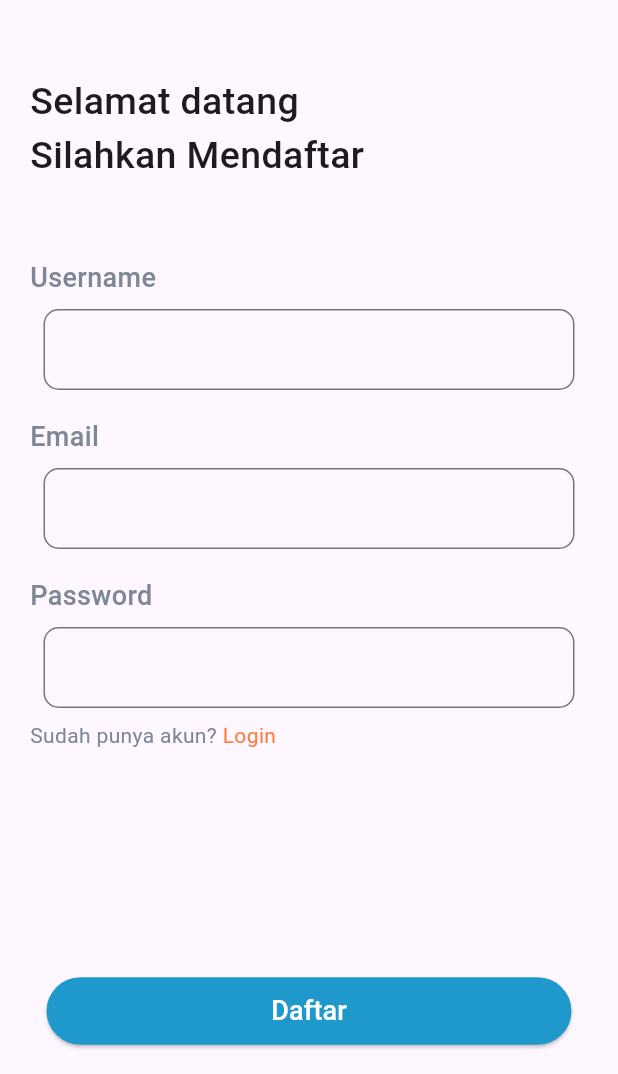
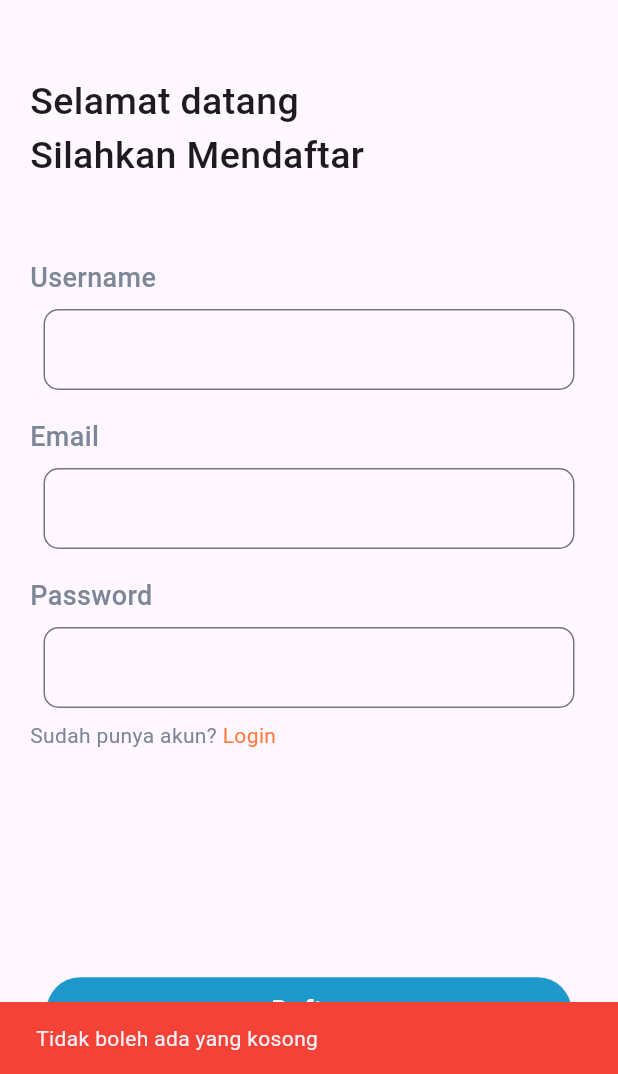
Before and after one commit to danujaya1/Final-Project, a Flutter app: the RegisterScreen screen opened by its route, after a tap on "Daftar", on a phone screen of 412 x 824 dp, the part 162-1236 px from its top. Run offline on Flutter 3.47's test engine with Material 3 defaults, Android fonts, the phone set to English and light mode, and no system bars; our stand-ins replace cloud_firestore, firebase_auth, firebase_core, get; accounts and stored records are empty; network calls fail.

Commit message:
Update Final Project Flutter

```diff
--- a/finalproject/lib/controller/authcontroller.dart
+++ b/finalproject/lib/controller/authcontroller.dart
@@ -2,8 +2,10 @@ import 'dart:async';
 
 import 'package:cloud_firestore/cloud_firestore.dart';
 import 'package:finalproject/navigationbar/NavigationBar.dart';
+import 'package:finalproject/routes/route_name.dart';
 import 'package:firebase_auth/firebase_auth.dart';
 import 'package:flutter/material.dart';
+import 'package:get/get.dart';
 
 class AuthController {
   final TextEditingController usernameController = TextEditingController();
@@ -13,6 +15,18 @@ class AuthController {
   final FirebaseAuth _firebaseAuth = FirebaseAuth.instance;
   final FirebaseFirestore firestore = FirebaseFirestore.instance;
   Future<void> registerSubmit(BuildContext context) async {
+    if (emailController.text.isEmpty ||
+        passwordController.text.isEmpty ||
+        usernameController.text.isEmpty) {
+      ScaffoldMessenger.of(context).showSnackBar(
+        SnackBar(
+          content: Text('Tidak boleh ada yang kosong'),
+          backgroundColor: Colors.red,
+        ),
+      );
+      return;
+    }
+
     try {
       UserCredential userCredential =
           await _firebaseAuth.createUserWithEmailAndPassword(
@@ -22,9 +36,23 @@ class AuthController {
       await firestore.collection('users').doc(userCredential.user!.uid).set({
         'username': usernameController.text,
       });
+
+      ScaffoldMessenger.of(context).showSnackBar(
+        SnackBar(
+          content: Text(
+            'Register Berhasil!',
+            style: TextStyle(color: Colors.white),
+          ),
+          backgroundColor: Colors.blue,
+        ),
+      );
     } catch (e) {
-      print(e);
-      SnackBar(content: Text(e.toString()));
+      ScaffoldMessenger.of(context).showSnackBar(
+        SnackBar(
+          content: Text('Register Gagal'),
+          backgroundColor: Colors.red,
+        ),
+      );
     }
   }
 
@@ -35,18 +63,39 @@ class AuthController {
         password: passwordController.text,
       );
 
+      ScaffoldMessenger.of(context).showSnackBar(
+        SnackBar(
+          content: Text(
+            'Login Berhasil!',
+            style: TextStyle(color: Colors.white),
+          ),
+          backgroundColor: Colors.blue,
+        ),
+      );
+
       Navigator.of(context).pushAndRemoveUntil(
         MaterialPageRoute(builder: (context) => NavBar()),
         (route) => false,
       );
     } catch (e) {
-      print(e);
-      SnackBar(content: Text(e.toString()));
+      ScaffoldMessenger.of(context).showSnackBar(
+        SnackBar(
+          content: Text('Login Gagal'),
+          backgroundColor: Colors.red,
+        ),
+      );
     }
   }
 
-  Future<void> signOut() async {
+  Future<void> signOut(BuildContext context) async {
     await FirebaseAuth.instance.signOut();
+    ScaffoldMessenger.of(context).showSnackBar(
+      SnackBar(
+        content: Text('Logout Berhasil!'),
+        backgroundColor: Colors.blue,
+      ),
+    );
+    Get.toNamed(RouteName.loginscreen);
   }
 
   Future<String?> getCurrentUsername() async {
--- a/finalproject/lib/page/AccountScreen.dart
+++ b/finalproject/lib/page/AccountScreen.dart
@@ -221,7 +221,7 @@ class AccountScreen extends StatelessWidget {
                     backgroundColor: Color(0xff1F99CC),
                     minimumSize: Size(300, 45)),
                 onPressed: () {
-                  authcontroller.signOut();
+                  authcontroller.signOut(context);
                   Get.toNamed(RouteName.loginscreen);
                 },
                 child: Text(
```
